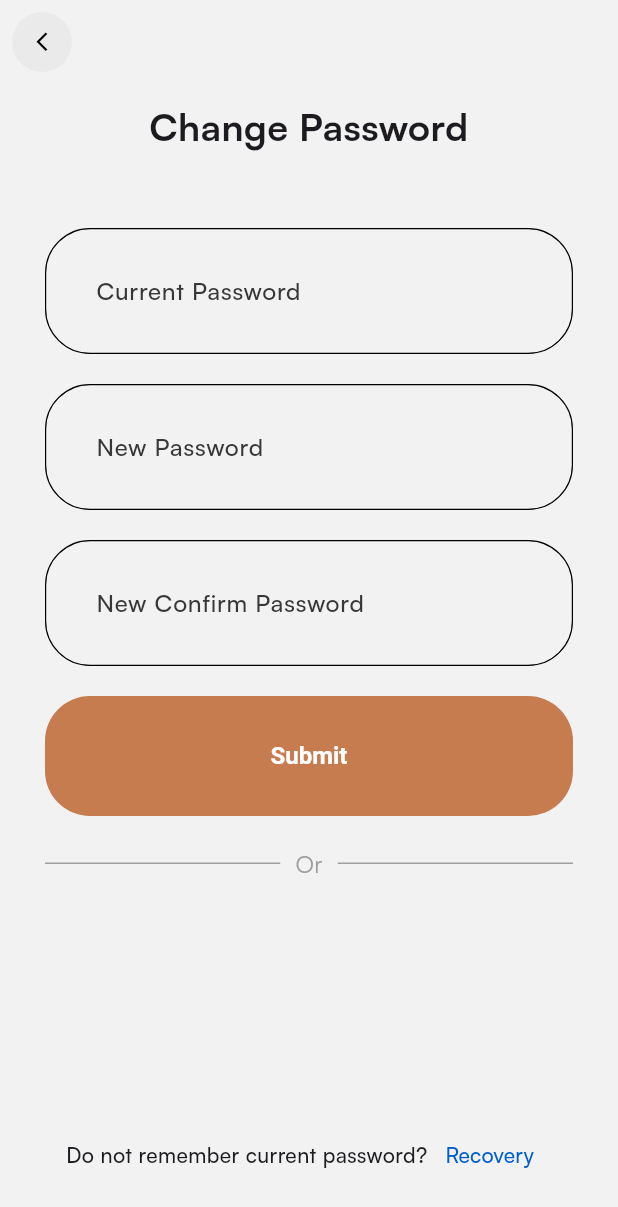
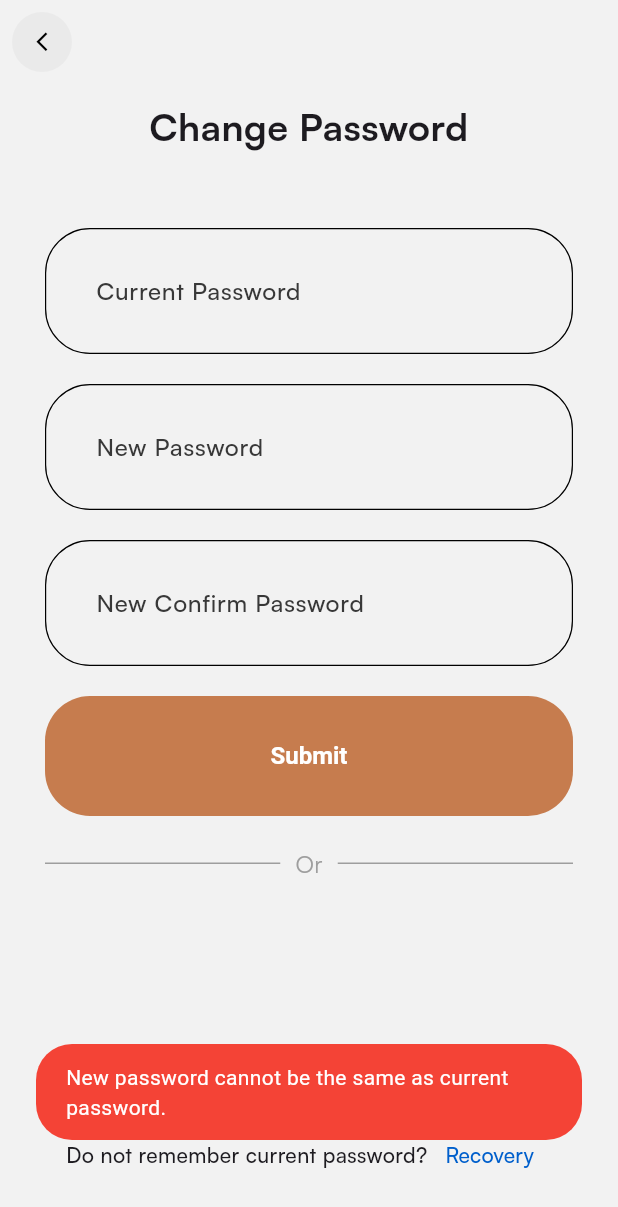
Before and after one commit to MDuuc/learning_app, a Flutter app: the ChangePasswordPage screen opened directly, after a tap on "Submit", on a phone screen of 412 x 824 dp. Shown: the top 1207 px of the screen. Run offline on Flutter 3.47's test engine with Material 3 defaults, Android fonts, the phone set to English and light mode, and no system bars; our stand-ins replace cloud_firestore, curved_navigation_bar, firebase_auth, firebase_core, flutter_svg, fluttertoast and 1 more; missing offline and left inert: google_mlkit_digital_ink_recognition; accounts and stored records are empty.

Commit message:
allow change password

```diff
--- a/raccoon_learning/lib/data/firebase/authservice.dart
+++ b/raccoon_learning/lib/data/firebase/authservice.dart
@@ -4,6 +4,7 @@ import 'package:flutter/material.dart';
 import 'package:fluttertoast/fluttertoast.dart';
 import 'package:provider/provider.dart';
 import 'package:raccoon_learning/presentation/user/notify_provider/User_notifier.dart';
+import 'package:raccoon_learning/presentation/widgets/widget.dart';
 import 'package:shared_preferences/shared_preferences.dart';
 
 class AuthService {
@@ -27,24 +28,12 @@ Future<User?> registerWithEmailPassword(
 
 
     if (usernameSnapshot.docs.isNotEmpty) {
-      Fluttertoast.showToast(
-        msg: 'Username already exists!',
-        toastLength: Toast.LENGTH_SHORT,
-        gravity: ToastGravity.BOTTOM,
-        backgroundColor: Colors.red,
-        textColor: Colors.white,
-      );
+      flutter_toast('Username already exists!', Colors.red);
       return null;
     }
 
       if (emailSnapshot.docs.isNotEmpty) {
-      Fluttertoast.showToast(
-        msg: 'Email already exists!',
-        toastLength: Toast.LENGTH_SHORT,
-        gravity: ToastGravity.BOTTOM,
-        backgroundColor: Colors.red,
-        textColor: Colors.white,
-      );
+      flutter_toast('Email already exists!', Colors.red);
       return null;
     }
 
@@ -116,10 +105,6 @@ Future<void> loadInfoOfUser(BuildContext context) async {
       String? userName = userDoc['username'];
       String? avatar = userDoc['avatar'];
 
-      print(userName);
-      print(avatar);
-
-
       // Load into Notifier
       final userNotifier = Provider.of<UserNotifier>(context, listen: false);
       await userNotifier.loadUserInfo(userName!, avatar! );
@@ -165,6 +150,58 @@ Future<void> updateAvatar(String image) async {
   }
 }
 
+// Change password
+Future<void> changePassword(String currentPassword, String newPassword, String confirmNewPassword) async {
+  try {
+    // Validate new password
+    if (newPassword != confirmNewPassword) {
+      flutter_toast('New password and confirmed password do not match.', Colors.red);
+      return;
+    }
+
+    if (currentPassword == newPassword) {
+      flutter_toast('New password cannot be the same as current password.', Colors.red);
+      return;
+    }
+
+    // Get user data
+    final prefs = await SharedPreferences.getInstance();
+    String? userId = prefs.getString('user_uid');
+    final userDoc = await FirebaseFirestore.instance
+        .collection('users')
+        .doc(userId)
+        .get();
+
+    if (!userDoc.exists) {
+      throw Exception('User not found.');
+    }
+
+    final email = userDoc.data()?['email'] as String?;
+    if (email == null || email.isEmpty) {
+      throw Exception('Email not found for this user ID.');
+    }
+
+    // Reauthenticate and update password
+    User? user = FirebaseAuth.instance.currentUser;
+    if (user == null) {
+      throw Exception('No user currently signed in.');
+    }
+
+    AuthCredential credential = EmailAuthProvider.credential(
+      email: email,
+      password: currentPassword,
+    );
+
+    await user.reauthenticateWithCredential(credential);
+    await user.updatePassword(newPassword);
+    flutter_toast('Password changed successfully.', Colors.green);
+
+  } on FirebaseAuthException catch (e) {
+    flutter_toast('Error: ${e.message}', Colors.red);
+  } catch (e) {
+    flutter_toast('Error: ${e.toString()}', Colors.red);
+  }
+}
 
   // Signout
   Future<void> signOut() async {
--- a/raccoon_learning/lib/main.dart
+++ b/raccoon_learning/lib/main.dart
@@ -2,7 +2,6 @@ import 'package:firebase_core/firebase_core.dart';
 import 'package:flutter/material.dart';
 import 'package:provider/provider.dart';
 import 'package:raccoon_learning/constants/theme/app_theme.dart';
-import 'package:raccoon_learning/data/firebase/authservice.dart';
 import 'package:raccoon_learning/firebase_options.dart';
 import 'package:raccoon_learning/presentation/user/notify_provider/User_notifier.dart';
 import 'package:raccoon_learning/presentation/user/notify_provider/achievement_notifier.dart';
--- a/raccoon_learning/lib/presentation/home/profile/change_password_page.dart
+++ b/raccoon_learning/lib/presentation/home/profile/change_password_page.dart
@@ -1,5 +1,6 @@
 import 'package:flutter/material.dart';
 import 'package:raccoon_learning/constants/theme/app_colors.dart';
+import 'package:raccoon_learning/data/firebase/authservice.dart';
 import 'package:raccoon_learning/presentation/widgets/appbar/app_bar.dart';
 import 'package:raccoon_learning/presentation/widgets/button/basic_app_button.dart';
 
@@ -30,24 +31,12 @@ class ChangePasswordPage extends StatelessWidget {
               _confirmPassword(context),
                const SizedBox(height: 20,),
                BasicAppButton(
-                onPressed: () async{
-                  // var result = await sl<SignupUseCase>().call(
-                  //   params: CreateUserReq(
-                  //     fullName: _currentPass.text.toString(),
-                  //     email:  _newPass.text.toString(),
-                  //     password:  _confirmPass.text.toString()));
-                  //     result.fold(
-                  //       (ifLeft){
-                  //         var snackBar = SnackBar(content: Text(ifLeft));
-                  //         ScaffoldMessenger.of(context).showSnackBar(snackBar);
-                  //       },
-                  //      (ifRight){
-                  //       Navigator.pushAndRemoveUntil(
-                  //         context,
-                  //         MaterialPageRoute(builder: (BuildContext context) => const HomePage()),
-                  //         (route)=> false);
-                  //      }
-                  //      );
+                onPressed: (){
+                  AuthService().changePassword(
+                    _currentPass.text.trim(),
+                    _newPass.text.trim(),
+                    _confirmPass.text.trim());
+
                 },
                 title: 'Submit',
                ),
--- a/raccoon_learning/lib/presentation/intro/signin_page.dart
+++ b/raccoon_learning/lib/presentation/intro/signin_page.dart
@@ -45,8 +45,8 @@ class _SigninPageState extends State<SigninPage> {
                 onPressed: ()
                 async{
                   final user = await _authService.signInWithEmailPassword(
-                  _email.text.toString(),
-                  _password.text.toString(),
+                  _email.text.toString().trim(),
+                  _password.text.toString().trim(),
                 );
                 if (user != null) {
                   setState(() {
--- a/raccoon_learning/lib/presentation/intro/signup_page.dart
+++ b/raccoon_learning/lib/presentation/intro/signup_page.dart
@@ -39,9 +39,9 @@ class SignupPage extends StatelessWidget {
                onPressed: () async {
                 final user = await _authService.registerWithEmailPassword(
                   context,
-                  _email.text.toString(),
-                  _password.text.toString(),
-                  _userName.text.toString(),
+                  _email.text.toString().trim(),
+                  _password.text.toString().trim(),
+                  _userName.text.toString().trim(),
                 );
 
                 if (user != null) {
--- a/raccoon_learning/lib/presentation/widgets/widget.dart
+++ b/raccoon_learning/lib/presentation/widgets/widget.dart
@@ -1,4 +1,5 @@
 import 'package:flutter/material.dart';
+import 'package:fluttertoast/fluttertoast.dart';
 import 'package:raccoon_learning/constants/theme/app_colors.dart';
 
 Widget my_alert_dialog (BuildContext context, String title, String description, VoidCallback onpress){
@@ -62,3 +63,13 @@ Future<dynamic> showFullImage(BuildContext context, ImageProvider  image) {
     },
   );
 }
+
+Future<bool?> flutter_toast (String message, Color backgroundColor){
+  return Fluttertoast.showToast(
+        msg: message,
+        toastLength: Toast.LENGTH_SHORT,
+        gravity: ToastGravity.BOTTOM,
+        backgroundColor: backgroundColor,
+        textColor: Colors.white,
+      );
+}
--- a/raccoon_learning/pubspec.yaml
+++ b/raccoon_learning/pubspec.yaml
@@ -44,6 +44,7 @@ dependencies:
   firebase_auth: ^5.3.4
   cloud_firestore: ^5.6.0
   fluttertoast: ^8.2.10
+  # firebase_auth_web: ^5.13.5
 
 dev_dependencies:
   flutter_test:
```
Also changed, not shown: raccoon_learning/firebase.json, raccoon_learning/lib/firebase_options.dart. Lines whose indentation alone changed are shown as unchanged.
